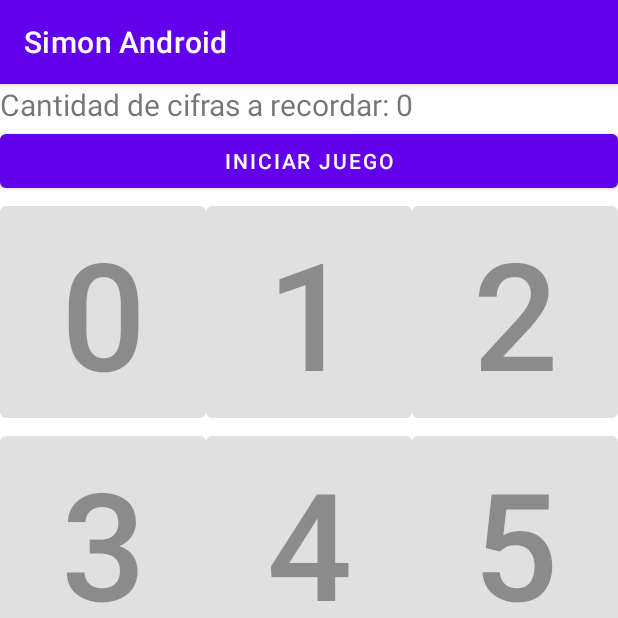
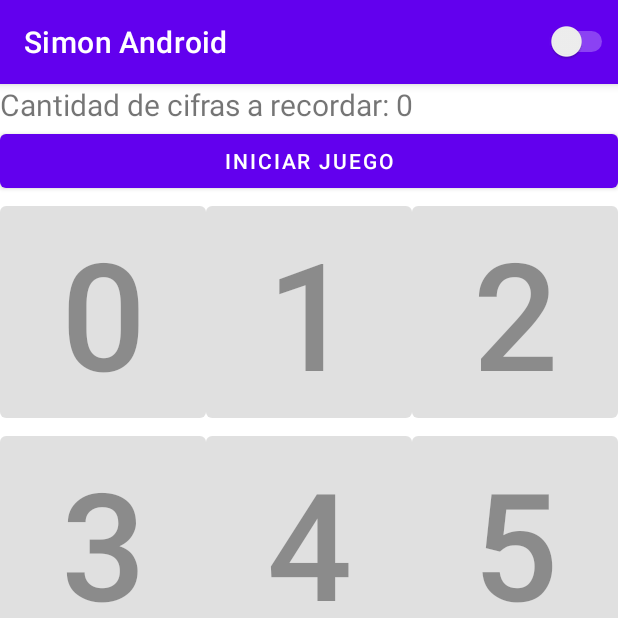
Before and after one commit to anescdev/simondice, an Android app: the screen it shows after launch (MainActivity), on a phone screen of 412 x 824 dp, the top half of it. Run offline under Robolectric (Android 15) with nearby library versions, the phone set to English and light mode, and no system bars.

Commit message:
DEl 0 al 9 con interfaz cambiada, empezando la dificultad

```diff
--- a/app/src/main/java/com/tutorialesprogramacionya/proyecto041/MainActivity.java
+++ b/app/src/main/java/com/tutorialesprogramacionya/proyecto041/MainActivity.java
@@ -1,20 +1,24 @@
 package com.tutorialesprogramacionya.proyecto041;
 
+import androidx.annotation.NonNull;
 import androidx.appcompat.app.AppCompatActivity;
 
 import android.media.MediaPlayer;
 import android.os.Bundle;
+import android.view.Menu;
+import android.view.MenuItem;
 import android.view.View;
 import android.widget.Button;
 import android.widget.TextView;
 import android.widget.Toast;
 
 public class MainActivity extends AppCompatActivity {
-    Button boton0, boton1, boton2, boton3, boton4, boton5, boton6, boton7, boton8, boton9;
-    TextView tv1;
-    MediaPlayer mp1;
-    String numeroRecordar;                //  "01111"
-    String numeroJugador;
+    private Button boton0, boton1, boton2, boton3, boton4, boton5, boton6, boton7, boton8, boton9;
+    private TextView tv1;
+    private MediaPlayer mp1;
+    private String numeroRecordar;                //  "01111"
+    private String numeroJugador;
+    private boolean dificultad = false;
     @Override
     protected void onCreate(Bundle savedInstanceState) {
         super.onCreate(savedInstanceState);
@@ -31,6 +35,24 @@ public class MainActivity extends AppCompatActivity {
         boton9=findViewById(R.id.boton9);
         tv1=findViewById(R.id.tv1);
         desactivarBotones();
+    }
+
+    @Override
+    public boolean onCreateOptionsMenu(Menu menu) {
+        this.getMenuInflater().inflate(R.menu.menu, menu);
+        return true;
+    }
+    @Override
+    public boolean onOptionsItemSelected(@NonNull MenuItem item) {
+        switch (item.getItemId()){
+            case R.id.difficultSwitch:
+                this.dificultad = !item.isChecked();
+                item.setChecked(this.dificultad);
+                this.tv1.setText(String.valueOf(this.dificultad));
+                return true;
+            default:
+                return false;
+        }
     }
 
     private void desactivarBotones() {
--- /dev/null
+++ b/app/src/main/res/layout/switch_item.xml
@@ -0,0 +1,11 @@
+<RelativeLayout
+    xmlns:android="http://schemas.android.com/apk/res/android"
+    android:layout_width="match_parent"
+    android:layout_height="match_parent">
+
+    <Switch
+        android:layout_width="wrap_content"
+        android:layout_height="wrap_content"
+        android:layout_centerHorizontal="true"
+        android:layout_centerVertical="true" />
+</RelativeLayout>
--- /dev/null
+++ b/app/src/main/res/menu/menu.xml
@@ -0,0 +1,13 @@
+<?xml version="1.0" encoding="utf-8"?>
+<menu xmlns:app="http://schemas.android.com/apk/res-auto"
+    xmlns:android="http://schemas.android.com/apk/res/android">
+    <group >
+        <item
+            android:id="@+id/difficultSwitch"
+            android:checkable="true"
+            android:checked="false"
+            android:title="@string/dificultad_switch"
+            app:actionLayout="@layout/switch_item"
+            app:showAsAction="always" />
+    </group>
+</menu>
--- a/app/src/main/res/values/strings.xml
+++ b/app/src/main/res/values/strings.xml
@@ -1,3 +1,4 @@
 <resources>
     <string name="app_name">Simon Android</string>
+    <string name="dificultad_switch">Difícil</string>
 </resources>
```
